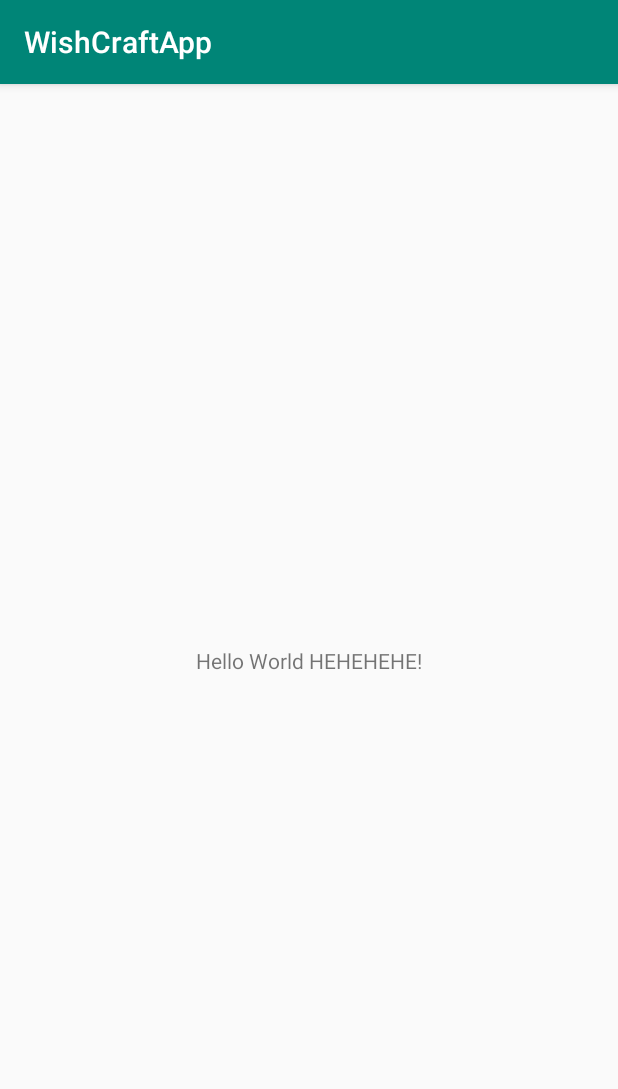
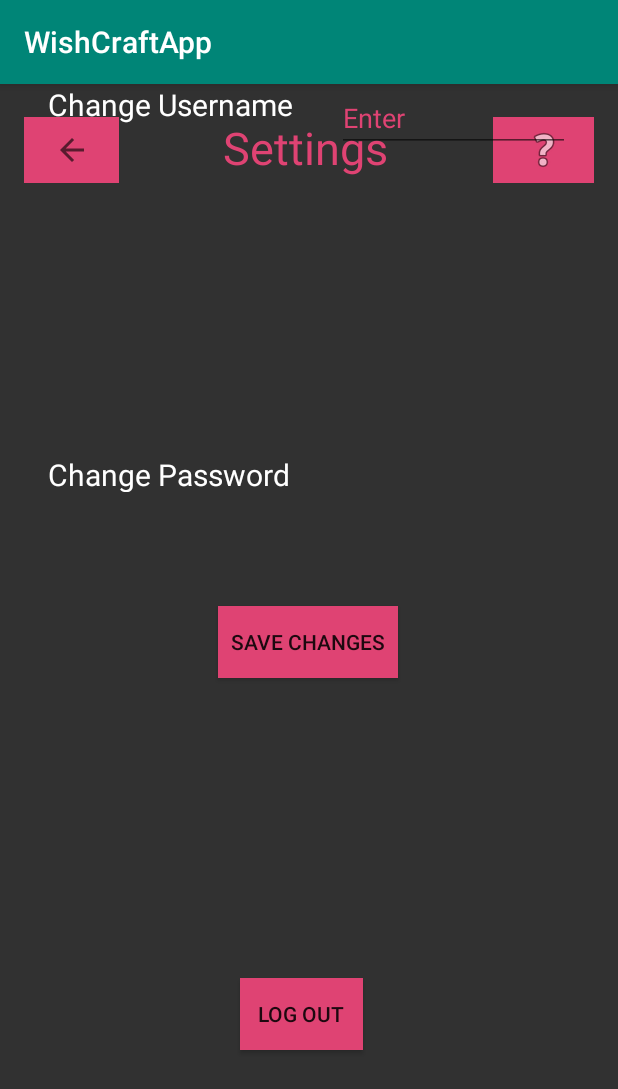
Before and after one commit to danmenjivar/wishcraft, an Android app: the screen it shows after launch (MainActivity), on a phone screen of 412 x 824 dp. Shown: the top 1089 px of the screen. Run offline under Robolectric (Android 15) with nearby library versions, the phone set to English and light mode, and no system bars.

Commit message:
INITIAL SETTINGS TEST/COMMIT - riad

```diff
--- a/app/src/main/res/layout/activity_main.xml
+++ b/app/src/main/res/layout/activity_main.xml
@@ -4,15 +4,132 @@
     xmlns:tools="http://schemas.android.com/tools"
     android:layout_width="match_parent"
     android:layout_height="match_parent"
+    android:background="#313131"
     tools:context=".MainActivity">
 
+    <ImageButton
+        android:id="@+id/questionmark"
+        android:layout_width="67dp"
+        android:layout_height="44dp"
+        android:layout_marginTop="22dp"
+        android:layout_marginEnd="16dp"
+        android:layout_marginRight="16dp"
+        android:background="#DF4373"
+        app:layout_constraintEnd_toEndOf="parent"
+        app:layout_constraintTop_toTopOf="parent"
+        app:srcCompat="@android:drawable/ic_menu_help" />
+
+    <ImageButton
+        android:id="@+id/leftArrowButton"
+        android:layout_width="63dp"
+        android:layout_height="44dp"
+        android:layout_marginStart="16dp"
+        android:layout_marginLeft="16dp"
+        android:layout_marginTop="22dp"
+        android:background="#DF4373"
+        android:padding="12sp"
+        app:layout_constraintStart_toStartOf="parent"
+        app:layout_constraintTop_toTopOf="parent"
+        app:srcCompat="?attr/actionModeCloseDrawable" />
+
+    <EditText
+        android:id="@+id/UsernameEntry"
+        android:layout_width="155dp"
+        android:layout_height="wrap_content"
+        android:layout_marginEnd="32dp"
+        android:layout_marginRight="32dp"
+        android:layout_marginBottom="19dp"
+        android:ems="10"
+        android:inputType="textPersonName"
+        android:text="Enter"
+        android:textColor="#DF4373"
+        app:layout_constraintBottom_toTopOf="@+id/PasswordEntry"
+        app:layout_constraintEnd_toEndOf="parent" />
+
+    <EditText
+        android:id="@+id/PasswordEntry"
+        android:layout_width="155dp"
+        android:layout_height="wrap_content"
+        android:layout_marginEnd="32dp"
+        android:layout_marginRight="32dp"
+        android:ems="10"
+        android:inputType="textPersonName"
+        android:text="Enter"
+        android:textColor="#DF4373"
+        app:layout_constraintEnd_toEndOf="parent"
+        tools:layout_editor_absoluteY="202dp" />
+
     <TextView
+        android:id="@+id/ChangeUsername"
         android:layout_width="wrap_content"
-        android:layout_height="wrap_content"
-        android:text="Hello World HEHEHEHE!"
-        app:layout_constraintBottom_toBottomOf="parent"
-        app:layout_constraintLeft_toLeftOf="parent"
-        app:layout_constraintRight_toRightOf="parent"
+        android:layout_height="26dp"
+        android:layout_marginStart="32dp"
+        android:layout_marginLeft="32dp"
+        android:text="Change Username"
+        android:textSize="20dp"
+        android:textColor="#FFFFFF"
+        app:layout_constraintStart_toStartOf="parent"
+        tools:layout_editor_absoluteY="144dp" />
+
+    <TextView
+        android:id="@+id/ChangePassword"
+        android:layout_width="wrap_content"
+        android:layout_height="25dp"
+        android:layout_marginStart="32dp"
+        android:layout_marginLeft="32dp"
+        android:layout_marginBottom="76dp"
+        android:text="Change Password"
+        android:textColor="#FFFFFF"
+        android:textSize="20dp"
+        app:layout_constraintBottom_toTopOf="@+id/SaveChanges"
+        app:layout_constraintStart_toStartOf="parent" />
+
+    <TextView
+        android:id="@+id/Settings"
+        android:layout_width="164dp"
+        android:layout_height="41dp"
+        android:layout_marginStart="74dp"
+        android:layout_marginLeft="74dp"
+        android:layout_marginTop="22dp"
+        android:layout_marginEnd="21dp"
+        android:layout_marginRight="21dp"
+        android:text="Settings"
+        android:textColor="#DF4373"
+        android:textSize="30sp"
+        app:layout_constraintEnd_toStartOf="@+id/questionmark"
+        app:layout_constraintStart_toEndOf="@+id/leftArrowButton"
         app:layout_constraintTop_toTopOf="parent" />
 
+    <Button
+        android:id="@+id/SaveChanges"
+        android:layout_width="120dp"
+        android:layout_height="wrap_content"
+        android:layout_marginStart="145dp"
+        android:layout_marginLeft="145dp"
+        android:layout_marginEnd="145dp"
+        android:layout_marginRight="145dp"
+        android:layout_marginBottom="200dp"
+        android:background="#DF4373"
+        android:text="Save Changes"
+        app:layout_constraintBottom_toTopOf="@+id/LogOut"
+        app:layout_constraintEnd_toEndOf="parent"
+        app:layout_constraintHorizontal_bias="0.0"
+        app:layout_constraintStart_toStartOf="parent" />
+
+    <Button
+        android:id="@+id/LogOut"
+        android:layout_width="82dp"
+        android:layout_height="wrap_content"
+        android:layout_marginStart="160dp"
+        android:layout_marginLeft="160dp"
+        android:layout_marginEnd="160dp"
+        android:layout_marginRight="160dp"
+        android:layout_marginBottom="124dp"
+        android:background="#DF4373"
+        android:text="Log Out"
+        app:layout_constraintBottom_toBottomOf="parent"
+        app:layout_constraintEnd_toEndOf="parent"
+        app:layout_constraintHorizontal_bias="0.0"
+        app:layout_constraintStart_toStartOf="parent" />
+
 </android.support.constraint.ConstraintLayout>
```
